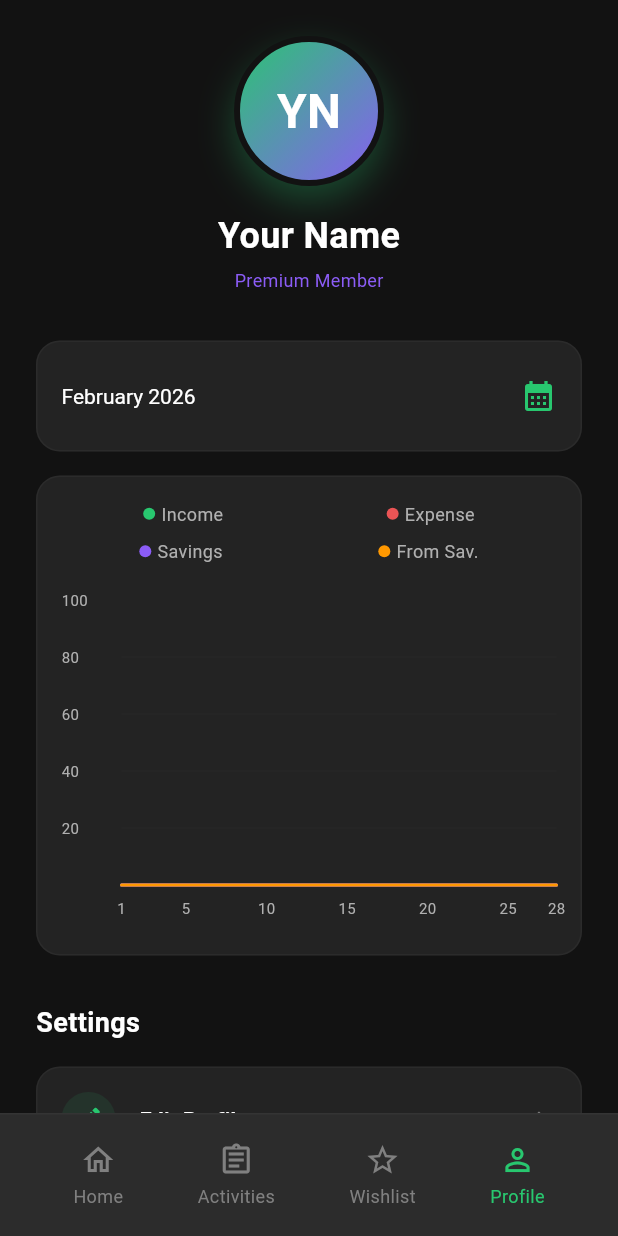
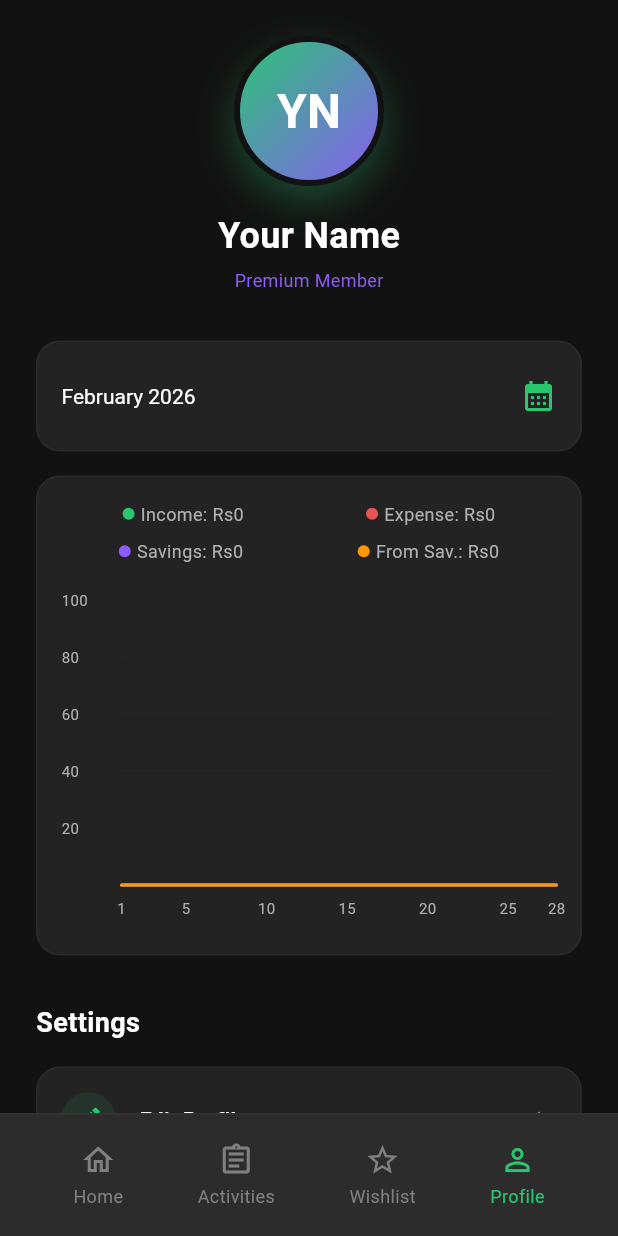
Before and after one commit to chamudithaperera/money-manager-app-flutter, a Flutter app: the HomePage screen opened directly, item 4 of the bottom bar chosen, on a phone screen of 412 x 824 dp. Run offline on Flutter 3.47's test engine with Material 3 defaults, Android fonts, the phone set to English and light mode, and no system bars; drawn by our look-alikes of fl_chart; our stand-ins replace flutter_riverpod, image_picker, shared_preferences, sqflite; accounts and stored records are empty.

Commit message:
feat: Display total income, expense, savings, and deductions in chart legends.

```diff
--- a/lib/features/profile/profile_page.dart
+++ b/lib/features/profile/profile_page.dart
@@ -186,6 +186,11 @@ class _ProfilePageState extends ConsumerState<ProfilePage> {
     final List<FlSpot> savingsSpots = [];
     final List<FlSpot> deductSpots = [];
 
+    // Calculate totals
+    double totalIncome = 0;
+    double totalExpense = 0;
+    double totalSavings = 0;
+    double totalDeduct = 0;
     double maxY = 0;
 
     for (final day in days) {
@@ -194,6 +199,11 @@ class _ProfilePageState extends ConsumerState<ProfilePage> {
       expenseSpots.add(FlSpot(day.toDouble(), stat.expense));
       savingsSpots.add(FlSpot(day.toDouble(), stat.savings));
       deductSpots.add(FlSpot(day.toDouble(), stat.savingDeduct));
+
+      totalIncome += stat.income;
+      totalExpense += stat.expense;
+      totalSavings += stat.savings;
+      totalDeduct += stat.savingDeduct;
 
       maxY = [
         maxY,
@@ -220,18 +230,30 @@ class _ProfilePageState extends ConsumerState<ProfilePage> {
           Row(
             mainAxisAlignment: MainAxisAlignment.spaceAround,
             children: [
-              _chartLegend('Income', AppColors.primary),
-              _chartLegend('Expense', AppColors.expense),
+              _chartLegend('Income', AppColors.primary, totalIncome, currency),
+              _chartLegend(
+                'Expense',
+                AppColors.expense,
+                totalExpense,
+                currency,
+              ),
             ],
           ),
           const SizedBox(height: 8),
           Row(
             mainAxisAlignment: MainAxisAlignment.spaceAround,
             children: [
-              _chartLegend('Savings', AppColors.savings),
+              _chartLegend(
+                'Savings',
+                AppColors.savings,
+                totalSavings,
+                currency,
+              ),
               _chartLegend(
                 'From Sav.',
                 Colors.orange,
+                totalDeduct,
+                currency,
               ), // Custom color for deduct
             ],
           ),
@@ -342,7 +364,12 @@ class _ProfilePageState extends ConsumerState<ProfilePage> {
     );
   }
 
-  Widget _chartLegend(String label, Color color) {
+  Widget _chartLegend(
+    String label,
+    Color color,
+    double amount,
+    String currency,
+  ) {
     return Row(
       children: [
         Container(
@@ -351,7 +378,10 @@ class _ProfilePageState extends ConsumerState<ProfilePage> {
           decoration: BoxDecoration(color: color, shape: BoxShape.circle),
         ),
         const SizedBox(width: 4),
-        Text(label, style: AppTextStyles.caption),
+        Text(
+          '$label: $currency${amount.toStringAsFixed(0)}',
+          style: AppTextStyles.caption,
+        ),
       ],
     );
   }
```
